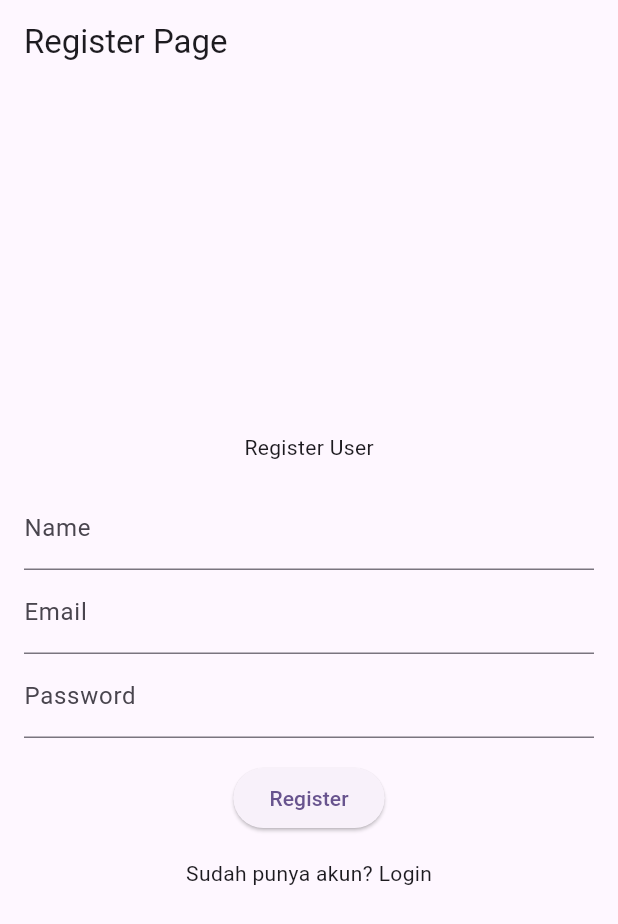
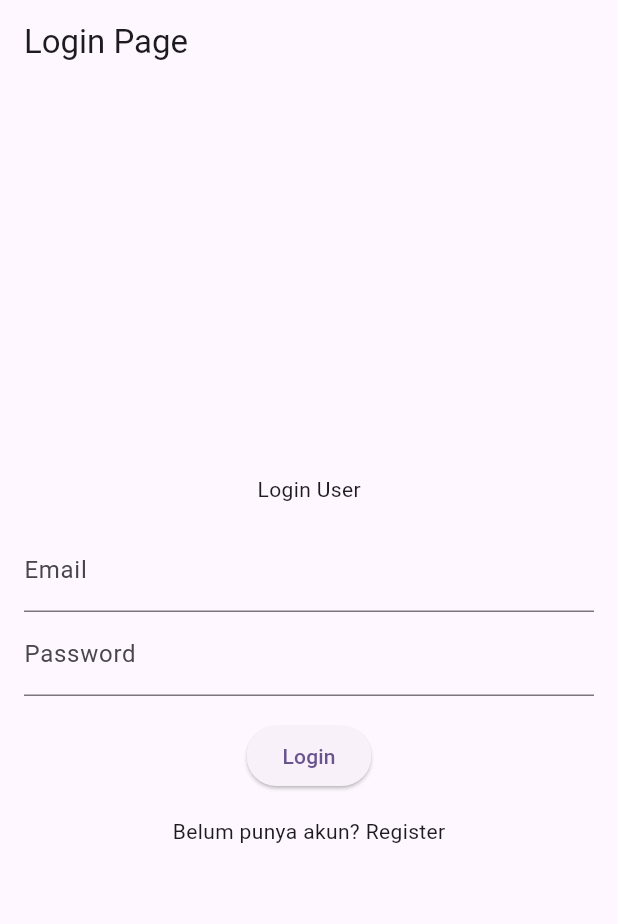
Before and after one commit to rachmadyassera/fic5_ecatalog, a Flutter app: the screen it shows after launch, on a phone screen of 412 x 824 dp. Shown: the top 924 px of the screen. Run offline on Flutter 3.47's test engine with Material 3 defaults, Android fonts, the phone set to English and light mode, and no system bars; our stand-ins replace bloc, dartz, flutter_bloc, shared_preferences.

Commit message:
#meet3 implementasi proses login, meliputi datasource,bloc,shared_preferences/local_datasources, dll

```diff
--- a/lib/bloc/login/login_bloc.dart
+++ b/lib/bloc/login/login_bloc.dart
@@ -1,13 +1,27 @@
+// ignore_for_file: public_member_api_docs, sort_constructors_first
 import 'package:bloc/bloc.dart';
+import 'package:flutter_ecatalog/data/request/login_request_model.dart';
 import 'package:meta/meta.dart';
+
+import 'package:flutter_ecatalog/data/datasources/auth_datasources.dart';
+import 'package:flutter_ecatalog/data/response/login_response_model.dart';
 
 part 'login_event.dart';
 part 'login_state.dart';
 
 class LoginBloc extends Bloc<LoginEvent, LoginState> {
-  LoginBloc() : super(LoginInitial()) {
-    on<LoginEvent>((event, emit) {
-      // TODO: implement event handler
+  final AuthDatasource datasource;
+
+  LoginBloc(
+    this.datasource,
+  ) : super(LoginInitial()) {
+    on<DoLoginEvent>((event, emit) async {
+      emit(LoginLoading());
+      final result = await datasource.login(event.model);
+      result.fold(
+        (l) => emit(LoginError(message: l)),
+        (r) => emit(LoginLoaded(model: r)),
+      );
     });
   }
 }
--- a/lib/bloc/login/login_event.dart
+++ b/lib/bloc/login/login_event.dart
@@ -3,4 +3,8 @@ part of 'login_bloc.dart';
 @immutable
 sealed class LoginEvent {}
 
-class DoLoginEvent extends LoginEvent {}
+class DoLoginEvent extends LoginEvent {
+  final LoginRequestModel model;
+
+  DoLoginEvent({required this.model});
+}
--- a/lib/bloc/login/login_state.dart
+++ b/lib/bloc/login/login_state.dart
@@ -8,9 +8,9 @@ final class LoginInitial extends LoginState {}
 final class LoginLoading extends LoginState {}
 
 final class LoginLoaded extends LoginState {
-  // final RegisterResponseModel model;
+  final LoginResponseModel model;
 
-  // LoginLoaded({required this.model});
+  LoginLoaded({required this.model});
 }
 
 final class LoginError extends LoginState {
--- a/lib/data/datasources/auth_datasources.dart
+++ b/lib/data/datasources/auth_datasources.dart
@@ -1,5 +1,7 @@
 import 'package:dartz/dartz.dart';
+import 'package:flutter_ecatalog/data/request/login_request_model.dart';
 import 'package:flutter_ecatalog/data/request/register_request_model.dart';
+import 'package:flutter_ecatalog/data/response/login_response_model.dart';
 import 'package:flutter_ecatalog/data/response/register_response_model.dart';
 import 'package:http/http.dart' as http;
 
@@ -21,4 +23,18 @@ class AuthDatasource {
 
   }
 
+  Future<Either<String, LoginResponseModel>> login(
+      LoginRequestModel model) async {
+    final response = await http.post(
+        Uri.parse('https://api.escuelajs.co/api/v1/auth/login'),
+        body: model.toJson(),
+        headers: {'Content-Type': 'application/json'});
+
+    if (response.statusCode == 201) {
+      return Right(LoginResponseModel.fromJson(response.body));
+    } else {
+      return const Left('Login Gagal');
+    }
+  }
+
 }
--- a/lib/data/request/login_request_model.dart
+++ b/lib/data/request/login_request_model.dart
@@ -2,21 +2,24 @@
 import 'dart:convert';
 
 class LoginRequestModel {
-  final String username;
+  final String email;
   final String password;
 
-  LoginRequestModel({required this.username, required this.password});
+  LoginRequestModel({
+    required this.email,
+    required this.password,
+  });
 
   Map<String, dynamic> toMap() {
     return <String, dynamic>{
-      'username': username,
+      'email': email,
       'password': password,
     };
   }
 
   factory LoginRequestModel.fromMap(Map<String, dynamic> map) {
     return LoginRequestModel(
-      username: map['username'] as String,
+      email: map['email'] as String,
       password: map['password'] as String,
     );
   }
--- a/lib/data/response/login_response_model.dart
+++ b/lib/data/response/login_response_model.dart
@@ -0,0 +1,28 @@
+// ignore_for_file: public_member_api_docs, sort_constructors_first
+import 'dart:convert';
+
+class LoginResponseModel {
+  final String accessToken;
+  final String refreshToken;
+
+  LoginResponseModel({required this.accessToken, required this.refreshToken});
+
+  Map<String, dynamic> toMap() {
+    return <String, dynamic>{
+      'accessToken': accessToken,
+      'refreshToken': refreshToken,
+    };
+  }
+
+  factory LoginResponseModel.fromMap(Map<String, dynamic> map) {
+    return LoginResponseModel(
+      accessToken: map['access_token'] as String,
+      refreshToken: map['refresh_token'] as String,
+    );
+  }
+
+  String toJson() => json.encode(toMap());
+
+  factory LoginResponseModel.fromJson(String source) =>
+      LoginResponseModel.fromMap(json.decode(source) as Map<String, dynamic>);
+}
--- a/lib/main.dart
+++ b/lib/main.dart
@@ -1,7 +1,9 @@
 import 'package:flutter/material.dart';
 import 'package:flutter_bloc/flutter_bloc.dart';
+import 'package:flutter_ecatalog/bloc/login/login_bloc.dart';
 import 'package:flutter_ecatalog/bloc/register/register_bloc.dart';
 import 'package:flutter_ecatalog/data/datasources/auth_datasources.dart';
+import 'package:flutter_ecatalog/presentation/login_page.dart';
 import 'package:flutter_ecatalog/presentation/register_page.dart';
 
 void main() {
@@ -13,15 +15,22 @@ class MyApp extends StatelessWidget {
 
   @override
   Widget build(BuildContext context) {
-    return BlocProvider(
-      create: (context) => RegisterBloc(AuthDatasource()),
+    return MultiBlocProvider(
+      providers: [
+        BlocProvider(
+          create: (context) => RegisterBloc(AuthDatasource()),
+        ),
+        BlocProvider(
+          create: (context) => LoginBloc(AuthDatasource()),
+        ),
+      ],
       child: MaterialApp(
         title: 'Flutter Demo',
         theme: ThemeData(
           colorScheme: ColorScheme.fromSeed(seedColor: Colors.deepPurple),
           useMaterial3: true,
         ),
-        home: const RegisterPage(),
+        home: const LoginPage(),
       ),
     );
   }
--- a/lib/presentation/login_page.dart
+++ b/lib/presentation/login_page.dart
@@ -1,4 +1,10 @@
 import 'package:flutter/material.dart';
+import 'package:flutter_bloc/flutter_bloc.dart';
+import 'package:flutter_ecatalog/bloc/login/login_bloc.dart';
+import 'package:flutter_ecatalog/data/datasources/local_datasources.dart';
+import 'package:flutter_ecatalog/data/request/login_request_model.dart';
+import 'package:flutter_ecatalog/presentation/home_page.dart';
+import 'package:flutter_ecatalog/presentation/register_page.dart';
 
 class LoginPage extends StatefulWidget {
   const LoginPage({super.key});
@@ -13,9 +19,26 @@ class _LoginPageState extends State<LoginPage> {
 
   @override
   void initState() {
+    checkAuth();
     emailController = TextEditingController();
     passwordController = TextEditingController();
     super.initState();
+  }
+
+  void checkAuth() async {
+    // await Future.delayed(const Duration(seconds: 1));
+
+    final auth = await LocalDataSource().getToken();
+    if (auth.isNotEmpty) {
+      Navigator.push(
+        context,
+        MaterialPageRoute(
+          builder: (_) {
+            return const HomePage();
+          },
+        ),
+      );
+    }
   }
 
   @override
@@ -54,34 +77,59 @@ class _LoginPageState extends State<LoginPage> {
               height: 16,
             ),
 
-            // BlocConsumer<RegisterBloc, RegisterState>(builder: (context, state) {
-            //       if (state is RegisterLoading) {
-            //         return const Center(
-            //           child: CircularProgressIndicator(),
-            //         );
-            //       }
-            //       return ElevatedButton(
-            //           onPressed: () {
-            //             final requestModel = RegisterRequestModel(
-            //                 name: nameController!.text,
-            //                 email: emailController!.text,
-            //                 password: passwordController!.text);
-            //             context
-            //                 .read<RegisterBloc>()
-            //                 .add(DoRegisterEvent(model: requestModel));
-            //           },
-            //           child: const Text('Register'));
-            //     }, listener: (context, state) {
-            //     if (state is RegisterError) {
-            //       ScaffoldMessenger.of(context).showSnackBar(SnackBar(content: Text(state.message), backgroundColor: Colors.red,));
-            //     }
-            //     if (state is RegisterLoaded) {
-            //       ScaffoldMessenger.of(context).showSnackBar(SnackBar(content: Text('Register Success with name: ${state.model.name} - id: ${state.model.id}'), backgroundColor: Colors.green,));
-            //       Navigator.push(context, MaterialPageRoute(builder: (context){
-            //         return const LoginPage();
-            //       }));
-            //     }
-            //   }),
+            BlocConsumer<LoginBloc, LoginState>(builder: (context, state) {
+              if (state is LoginLoading) {
+                return const Center(
+                  child: CircularProgressIndicator(),
+                );
+              }
+              return ElevatedButton(
+                onPressed: () {
+                  final requestModel = LoginRequestModel(
+                      email: emailController!.text,
+                      password: passwordController!.text);
+                  context
+                      .read<LoginBloc>()
+                      .add(DoLoginEvent(model: requestModel));
+                },
+                child: const Text('Login'),
+              );
+            }, listener: (context, state) {
+              if (state is LoginError) {
+                ScaffoldMessenger.of(context).showSnackBar(
+                  SnackBar(
+                    content: Text(state.message),
+                    backgroundColor: Colors.red,
+                  ),
+                );
+              }
+              if (state is LoginLoaded) {
+                LocalDataSource().saveToken(state.model.accessToken);
+                ScaffoldMessenger.of(context).showSnackBar(
+                  const SnackBar(
+                    content: Text('Login Success '),
+                    backgroundColor: Colors.green,
+                  ),
+                );
+                Navigator.push(
+                  context,
+                  MaterialPageRoute(builder: (context) {
+                    return const HomePage();
+                  }),
+                );
+              }
+            }),
+            const SizedBox(
+              height: 16,
+            ),
+            InkWell(
+              onTap: () {
+                Navigator.push(context, MaterialPageRoute(builder: (_) {
+                  return const RegisterPage();
+                }));
+              },
+              child: const Text('Belum punya akun? Register'),
+            )
           ],
         ),
       ),
```
Also changed, not shown: lib/data/datasources/local_datasources.dart (added, +13 -0 lines).
